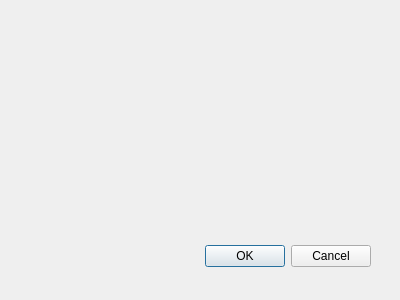
Qt form showmemdialog.ui (15903016222/showMem) before a commit.
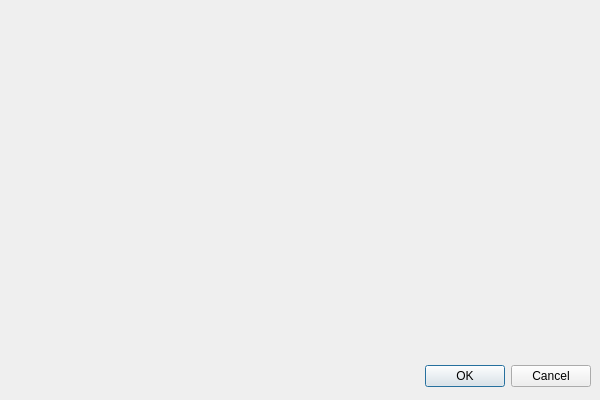
The same form after that commit.

```diff
--- a/showmemdialog.ui
+++ b/showmemdialog.ui
@@ -8,8 +8,8 @@
    <rect>
     <x>0</x>
     <y>0</y>
-    <width>400</width>
-    <height>300</height>
+    <width>600</width>
+    <height>400</height>
    </rect>
   </property>
   <property name="windowTitle">
@@ -18,9 +18,9 @@
   <widget name="buttonBox" class="QDialogButtonBox">
    <property name="geometry">
     <rect>
-     <x>30</x>
-     <y>240</y>
-     <width>341</width>
+     <x>420</x>
+     <y>360</y>
+     <width>171</width>
      <height>32</height>
     </rect>
    </property>
```
Left out of the diff: 12 changed lines with no effect on the pictures.
